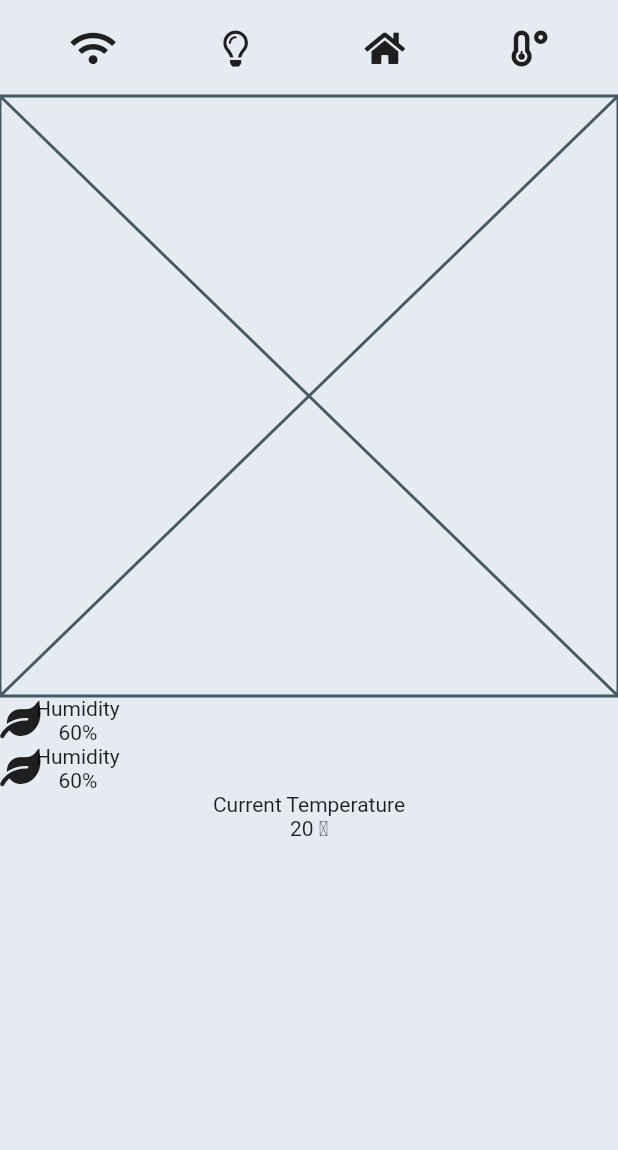
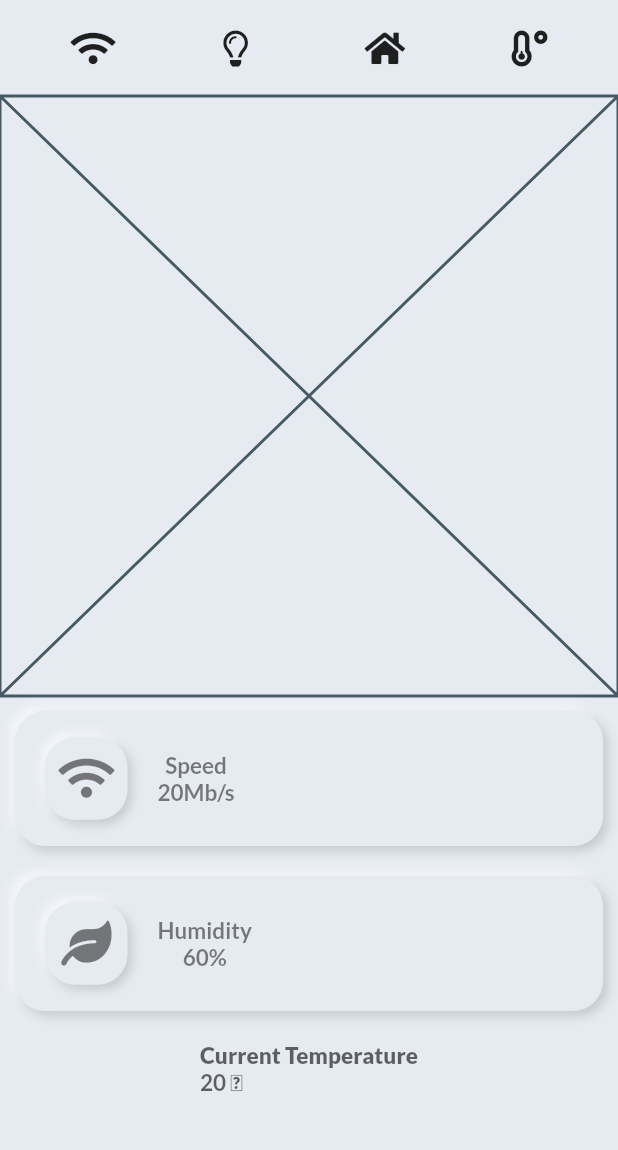
Before and after one commit to maxgdev/smart_home_app, a Flutter app: the screen it shows after launch, on a phone screen of 412 x 824 dp, the part 54-1204 px from its top. Run offline on Flutter 3.47's test engine with Material 2 defaults, Android fonts, the light colour scheme and no system bars; our stand-ins replace font_awesome_flutter, google_fonts.

Commit message:
Added BottomComponent class

```diff
--- /dev/null
+++ b/lib/bottom_widget.dart
@@ -0,0 +1,84 @@
+import 'package:flutter/material.dart';
+import 'package:font_awesome_flutter/font_awesome_flutter.dart';
+import 'package:google_fonts/google_fonts.dart';
+
+class BottomComponent extends StatelessWidget {
+  final String statusText1;
+  final String statusText2;
+  final IconData statusIcon;
+
+  const BottomComponent({Key key, this.statusText1, this.statusText2, this.statusIcon})
+      : super(key: key);
+
+  @override
+  Widget build(BuildContext context) {
+    return Padding(
+      padding: const EdgeInsets.symmetric(horizontal: 10.0, vertical: 10.0),
+      child: Container(
+          height: 90.0,
+          width: double.infinity,
+          decoration: BoxDecoration(
+              color: Color(0xFFe6ebf2),
+              borderRadius: BorderRadius.all(Radius.circular(20.0)),
+              boxShadow: [
+                BoxShadow(
+                    blurRadius: 5.0,
+                    offset: Offset(-3, -3),
+                    color: Colors.white.withOpacity(.7)),
+                BoxShadow(
+                    blurRadius: 5.0,
+                    offset: Offset(3, 3),
+                    color: Colors.black.withOpacity(.15))
+              ]),
+          child: Container(
+            child: Row(
+              crossAxisAlignment: CrossAxisAlignment.center,
+              mainAxisAlignment: MainAxisAlignment.start,
+              children: <Widget>[
+                Padding(
+                  padding: const EdgeInsets.symmetric(horizontal: 20.0),
+                  child: Container(
+                    height: 55,
+                    width: 55,
+                    decoration: BoxDecoration(
+                        color: Color(0xFFe6ebf2),
+                        borderRadius: BorderRadius.all(Radius.circular(20.0)),
+                        boxShadow: [
+                          BoxShadow(
+                              blurRadius: 5.0,
+                              offset: Offset(-3, -3),
+                              color: Colors.white.withOpacity(.7)),
+                          BoxShadow(
+                              blurRadius: 5.0,
+                              offset: Offset(3, 3),
+                              color: Colors.black.withOpacity(.15))
+                        ]),
+                    child: Icon(
+                      statusIcon,
+                      color: Colors.black.withOpacity(.5),
+                      size: 30.0,
+                    ),
+                  ),
+                ),
+                Column(
+                  mainAxisAlignment: MainAxisAlignment.center,
+                  crossAxisAlignment: CrossAxisAlignment.center,
+                  children: <Widget>[
+                    Text(statusText1,
+                        style: GoogleFonts.lato(
+                            color: Colors.black.withOpacity(.5),
+                            fontSize: 15.0,
+                            fontWeight: FontWeight.bold)),
+                    Text(statusText2,
+                        style: GoogleFonts.lato(
+                            color: Colors.black.withOpacity(.5),
+                            fontSize: 15.0,
+                            fontWeight: FontWeight.bold)),
+                  ],
+                ),
+              ],
+            ),
+          )),
+    );
+  }
+}
--- a/lib/smart_home.dart
+++ b/lib/smart_home.dart
@@ -1,5 +1,7 @@
 import 'package:flutter/material.dart';
 import 'package:font_awesome_flutter/font_awesome_flutter.dart';
+import 'package:google_fonts/google_fonts.dart';
+import './bottom_widget.dart';
 
 class SmartHome extends StatelessWidget {
 
@@ -28,26 +30,26 @@ class SmartHome extends StatelessWidget {
           Container(
             child: Placeholder(),
           ),
-          Container(child: Row(children: [
-            Icon(FontAwesomeIcons.leaf),
-            Column(children: [
-              Text("Humidity"),
-              Text("60%"),
-            ],)
-          ],)),
-          Container(child: Row(children: [
-            Icon(FontAwesomeIcons.leaf),
-            Column(children: [
-              Text("Humidity"),
-              Text("60%"),
-            ],)
-          ],)),
+          BottomComponent(statusText1: "Speed",  statusText2: "20Mb/s", statusIcon: FontAwesomeIcons.wifi),
+          BottomComponent(statusText1: "Humidity",  statusText2: "60%", statusIcon: FontAwesomeIcons.leaf),
+          SizedBox(height: 10),
           Container(
             child: Column(
               mainAxisAlignment: MainAxisAlignment.start,
+              crossAxisAlignment: CrossAxisAlignment.start,
               children: [
-                Text("Current Temperature"),
-                Text("20 ℃"),
+                Text("Current Temperature",
+                  style: GoogleFonts.lato(
+                      color: Colors.black.withOpacity(.6),
+                      fontSize: 15.0,
+                      fontWeight: FontWeight.w800)
+                ),
+                Text("20 ℃",
+                  style: GoogleFonts.lato(
+                    color: Colors.black.withOpacity(.6),
+                    fontSize: 15.0,
+                    fontWeight: FontWeight.bold)
+                ),
               ],
             )
           ),
```
Also changed, not shown: 1 other file.
